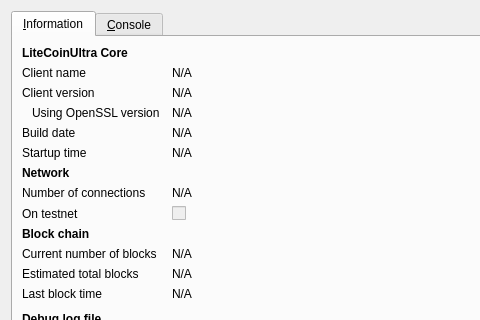
This is src/qt/forms/rpcconsole.ui in wayawolf/WayaWolfCoin as Qt 5 draws it before an edit; both pictures show x 0 to 480 and y 0 to 320 of the 740 by 450 pixel window. The edited form follows.
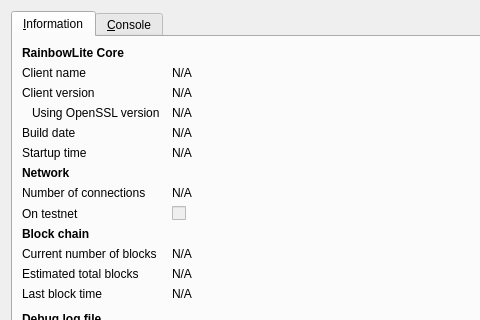
This is the edited form. Icons and pictures are not drawn.

Commit message: Renaming LiteCoinUltra to RainbowLite

```diff
--- a/src/qt/forms/rpcconsole.ui
+++ b/src/qt/forms/rpcconsole.ui
@@ -36,7 +36,7 @@
           </font>
          </property>
          <property name="text">
-          <string>LiteCoinUltra Core</string>
+          <string>RainbowLite Core</string>
          </property>
         </widget>
        </item>
```
Left out of the diff: 6 changed lines with no effect on the pictures. The commit also changes 117 other files.
